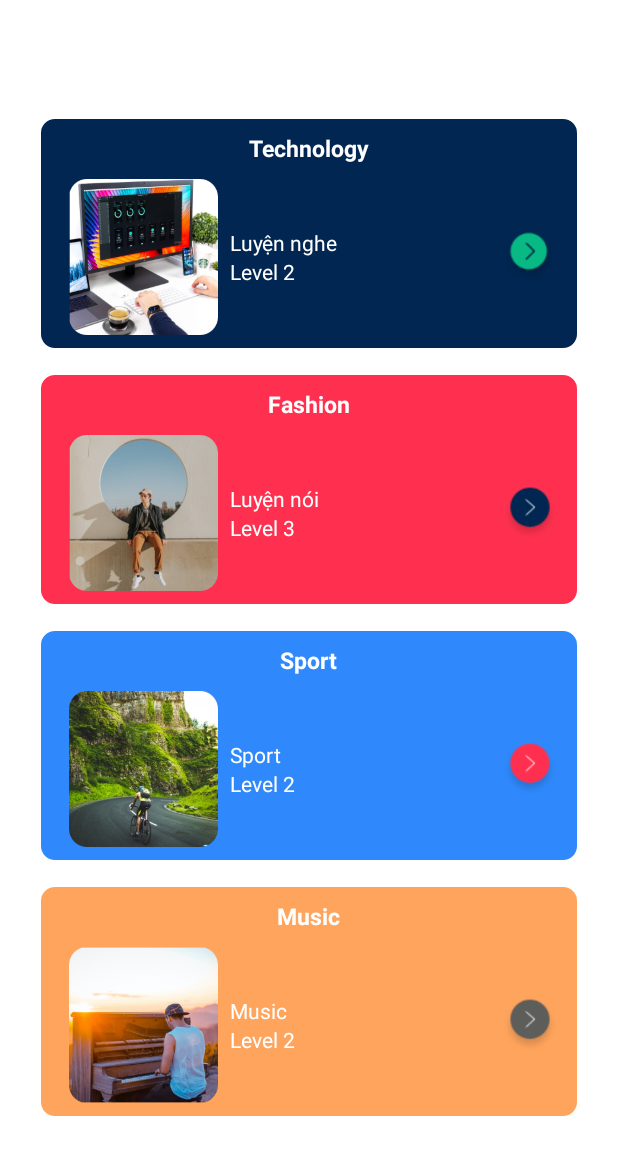
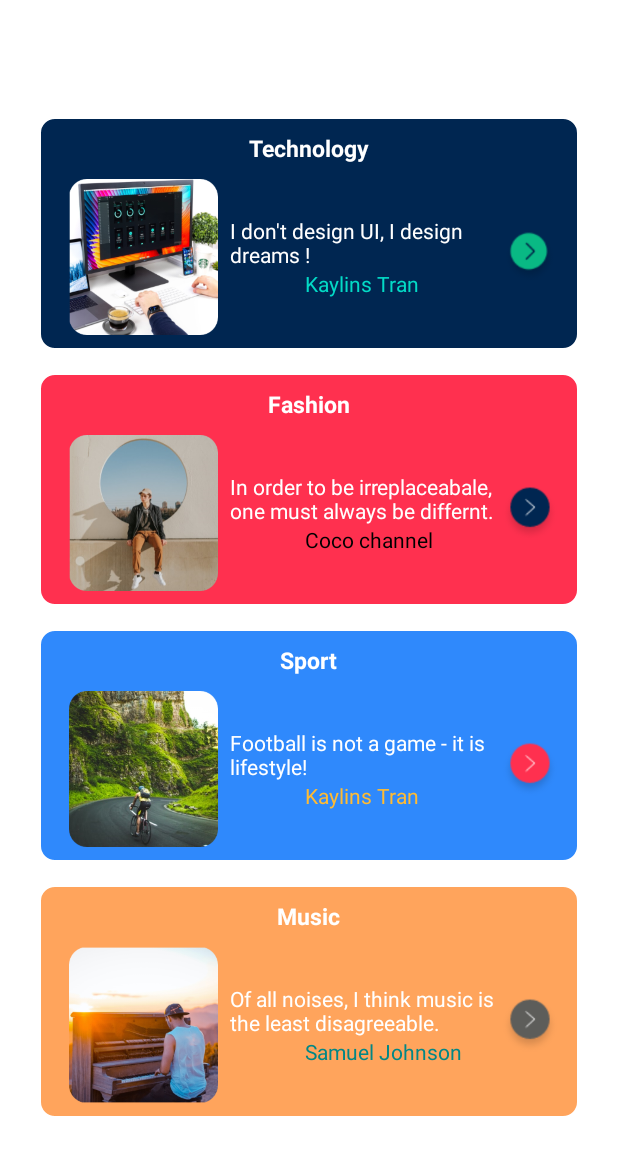
Before and after one commit to khanhtran-5851071033/TTCM_TranQuocKhanh, an Android app: the layout activity_theme.xml on its own in the app's theme, with its tools: preview values and no code run, on a phone screen of 412 x 824 dp. Shown: the top 1155 px of the screen. Run offline under Robolectric (Android 15) with nearby library versions, the phone set to English and light mode, and no system bars.

Commit message:
tải lên lần 12

```diff
--- a/app/src/main/AndroidManifest.xml
+++ b/app/src/main/AndroidManifest.xml
@@ -6,7 +6,7 @@
     <uses-permission android:name="android.permission.READ_EXTERNAL_STORAGE" />
     <uses-permission android:name="android.permission.RECEIVE_BOOT_COMPLETED" />
     <uses-permission android:name="android.permission.READ_EXTERNAL_STORAGE" />
-    <uses-permission android:name="android.permission.INTERNET"/>
+    <uses-permission android:name="android.permission.INTERNET" />
     <uses-permission android:name="android.permission.WRITE_EXTERNAL_STORAGE" />
 
     <application
@@ -18,7 +18,8 @@
         android:roundIcon="@drawable/logo"
         android:supportsRtl="true"
         android:theme="@style/AppTheme">
-        <activity android:name=".Translate"></activity>
+        <activity android:name=".setting_questions"></activity>
+        <activity android:name=".Translate" />
         <activity android:name=".viewTechnology" />
         <activity android:name=".Theme" />
         <activity android:name=".Setting" />
--- a/app/src/main/java/com/example/dictionaryapp/Home.java
+++ b/app/src/main/java/com/example/dictionaryapp/Home.java
@@ -102,8 +102,6 @@ public class Home extends AppCompatActivity {
         }
 
     }
-
-
     public void findWord(View view) {
         Intent intent=new Intent(Home.this, findword.class);
         Home.this.startActivity(intent);
--- a/app/src/main/res/layout/activity_setting.xml
+++ b/app/src/main/res/layout/activity_setting.xml
@@ -77,11 +77,13 @@
             </LinearLayout>
 
             <LinearLayout
+                android:id="@+id/openQuestions"
                 android:layout_width="360dp"
                 android:layout_height="50dp"
                 android:layout_marginTop="15dp"
                 android:background="@drawable/custom_line_setting"
                 android:gravity="center"
+                android:onClick="openQuestion"
                 android:orientation="horizontal">
 
                 <ImageView
--- a/app/src/main/res/layout/activity_theme.xml
+++ b/app/src/main/res/layout/activity_theme.xml
@@ -59,15 +59,16 @@
                         android:id="@+id/textView14"
                         android:layout_width="wrap_content"
                         android:layout_height="wrap_content"
-                        android:text="Luyện nghe"
+                        android:text="I don't design UI, I design dreams !"
                         android:textColor="@color/design_default_color_surface" />
 
                     <TextView
                         android:id="@+id/textView15"
                         android:layout_width="wrap_content"
                         android:layout_height="wrap_content"
-                        android:text="Level 2"
-                        android:textColor="@color/design_default_color_surface" />
+                        android:layout_marginLeft="50dp"
+                        android:text="Kaylins Tran"
+                        android:textColor="@color/design_default_color_secondary" />
 
                 </LinearLayout>
 
@@ -124,15 +125,16 @@
                         android:id="@+id/textView18"
                         android:layout_width="wrap_content"
                         android:layout_height="wrap_content"
-                        android:text="Luyện nói"
+                        android:text="In order to be irreplaceabale, one must always be differnt."
                         android:textColor="@color/design_default_color_surface" />
 
                     <TextView
                         android:id="@+id/textView21"
                         android:layout_width="wrap_content"
                         android:layout_height="wrap_content"
-                        android:text="Level 3"
-                        android:textColor="@color/design_default_color_surface" />
+                        android:layout_marginLeft="50dp"
+                        android:text="Coco channel"
+                        android:textColor="?android:attr/colorForeground" />
 
                 </LinearLayout>
 
@@ -189,15 +191,16 @@
                         android:id="@+id/textView22"
                         android:layout_width="wrap_content"
                         android:layout_height="wrap_content"
-                        android:text="Sport"
+                        android:text="Football is not a game - it is lifestyle!"
                         android:textColor="@color/design_default_color_surface" />
 
                     <TextView
                         android:id="@+id/textView19"
                         android:layout_width="wrap_content"
                         android:layout_height="wrap_content"
-                        android:text="Level 2"
-                        android:textColor="@color/design_default_color_surface" />
+                        android:layout_marginLeft="50dp"
+                        android:text="Kaylins Tran"
+                        android:textColor="@android:color/holo_orange_light" />
                 </LinearLayout>
 
                 <ImageView
@@ -253,15 +256,16 @@
                         android:id="@+id/textView25"
                         android:layout_width="wrap_content"
                         android:layout_height="wrap_content"
-                        android:text="Music"
+                        android:text="Of all noises, I think music is the least disagreeable."
                         android:textColor="@color/design_default_color_surface" />
 
                     <TextView
                         android:id="@+id/textView24"
                         android:layout_width="wrap_content"
                         android:layout_height="wrap_content"
-                        android:text="Level 2"
-                        android:textColor="@color/design_default_color_surface" />
+                        android:layout_marginLeft="50dp"
+                        android:text="Samuel Johnson"
+                        android:textColor="@color/design_default_color_secondary_variant" />
 
                 </LinearLayout>
 
--- a/app/src/main/res/layout/activity_translate.xml
+++ b/app/src/main/res/layout/activity_translate.xml
@@ -126,7 +126,7 @@
             <LinearLayout
                 android:id="@+id/linear_translate"
                 android:layout_width="match_parent"
-                android:layout_height="wrap_content"
+                android:layout_height="350dp"
                 android:layout_marginTop="20dp"
                 android:orientation="vertical"
                 android:visibility="invisible">
@@ -134,7 +134,7 @@
                 <EditText
                     android:id="@+id/txt_output"
                     android:layout_width="340dp"
-                    android:layout_height="350dp"
+                    android:layout_height="320dp"
                     android:layout_gravity="center_horizontal"
                     android:background="@drawable/bg"
                     android:textAlignment="center"
--- a/app/src/main/res/layout/activity_view_test.xml
+++ b/app/src/main/res/layout/activity_view_test.xml
@@ -5,7 +5,7 @@
     android:layout_width="match_parent"
     android:layout_height="match_parent"
     android:background="@drawable/bg"
-    android:padding="16dp"
+    android:padding="5dp"
     tools:context=".viewTest">
 
     <LinearLayout
--- a/app/src/main/res/layout/login.xml
+++ b/app/src/main/res/layout/login.xml
@@ -11,12 +11,13 @@
         android:layout_width="match_parent"
         android:layout_height="match_parent"
         android:orientation="vertical">
+
         <TextView
             android:id="@+id/lbl_signIn"
             android:layout_width="wrap_content"
             android:layout_height="wrap_content"
             android:layout_gravity="center"
-            android:layout_margin="10dp"
+            android:layout_margin="20dp"
             android:text="LOGIN"
             android:textColor="@android:color/background_dark"
             android:textSize="30sp" />
@@ -92,7 +93,7 @@
             android:id="@+id/line1"
             android:layout_width="match_parent"
             android:layout_height="25dp"
-            android:layout_marginTop="185dp"
+            android:layout_marginTop="170dp"
             app:srcCompat="@drawable/back_ground_flash" />
     </LinearLayout>
 </ScrollView>
```
Also changed, not shown: app/src/main/java/com/example/dictionaryapp/Setting.java (+8 -0 lines), app/src/main/java/com/example/dictionaryapp/setting_questions.java (added, +15 -0 lines).
